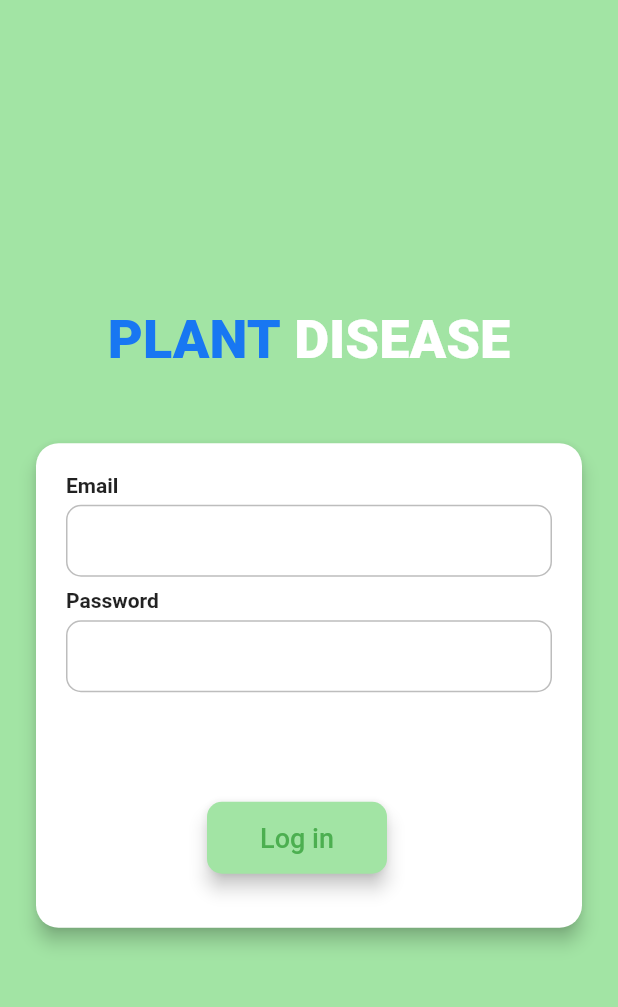
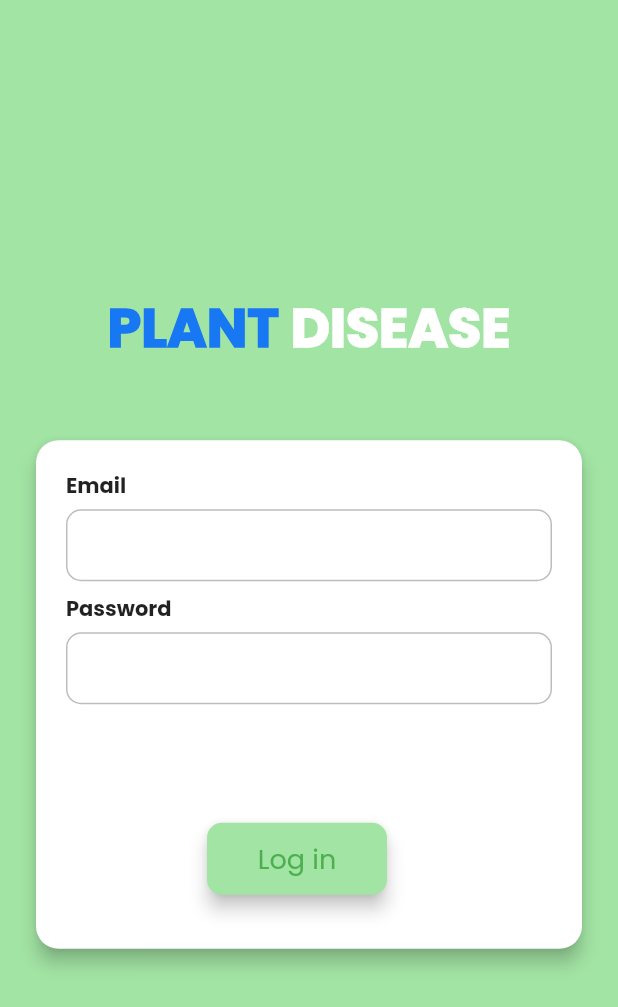
Before and after one commit to tgound1403/nckh_flutter_app, a Flutter app: the screen it shows after launch, after a tap on "Log in", on a phone screen of 412 x 824 dp. Shown: the top 1007 px of the screen. Run offline on Flutter 3.47's test engine with Material 2 defaults, Android fonts, the phone set to English and light mode, and no system bars; drawn by our look-alikes of modal_progress_hud_nsn; our stand-ins replace firebase_auth, firebase_core, font_awesome_flutter, image_picker; accounts and stored records are empty; network calls fail.

Commit message:
update font

```diff
--- a/lib/main.dart
+++ b/lib/main.dart
@@ -19,6 +19,7 @@ class PlantDisease extends StatelessWidget {
   @override
   Widget build(BuildContext context) {
     return MaterialApp(
+      theme: ThemeData(fontFamily: 'Poppins'),
       initialRoute: WelcomeScreen.id,
       routes: {
         RegistrationScreen.id: (context) => RegistrationScreen(),
--- a/lib/screens/login_screen.dart
+++ b/lib/screens/login_screen.dart
@@ -48,6 +48,8 @@ class _LoginScreenState extends State<LoginScreen> {
             mainAxisAlignment: MainAxisAlignment.center,
             crossAxisAlignment: CrossAxisAlignment.stretch,
             children: [
+              Flexible(
+                child:
                     Row(mainAxisAlignment: MainAxisAlignment.center, children: [
                   Text(
                     'PLANT',
@@ -66,6 +68,7 @@ class _LoginScreenState extends State<LoginScreen> {
                     ),
                   )
                 ]),
+              ),
               const SizedBox(
                 height: 48,
               ),
--- a/lib/screens/registration_screen.dart
+++ b/lib/screens/registration_screen.dart
@@ -68,6 +68,8 @@ class _RegistrationScreenState extends State<RegistrationScreen> {
             mainAxisAlignment: MainAxisAlignment.center,
             crossAxisAlignment: CrossAxisAlignment.stretch,
             children: [
+              Flexible(
+                child:
                     Row(mainAxisAlignment: MainAxisAlignment.center, children: [
                   Text(
                     'PLANT',
@@ -86,6 +88,7 @@ class _RegistrationScreenState extends State<RegistrationScreen> {
                     ),
                   )
                 ]),
+              ),
               const SizedBox(
                 height: 48,
               ),
```
Also changed, not shown: pubspec.yaml (+8 -7 lines), fonts/Poppins-Bold.ttf (added), fonts/Poppins-Regular.ttf (added), fonts/Poppins-SemiBold.ttf (added), pubspec.lock, 1 other file. Lines whose indentation alone changed are shown as unchanged.
